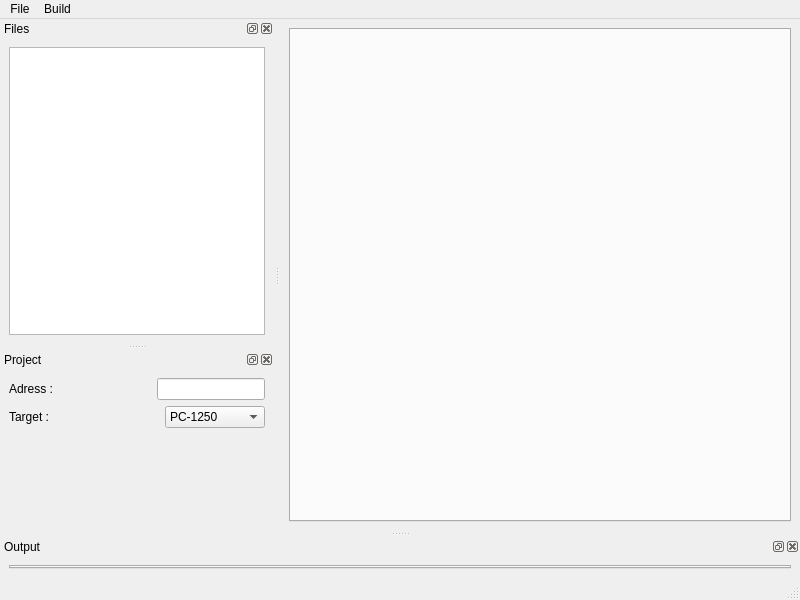
TheProjecter/pockemul, file ui/windowide.ui: the form before one commit.
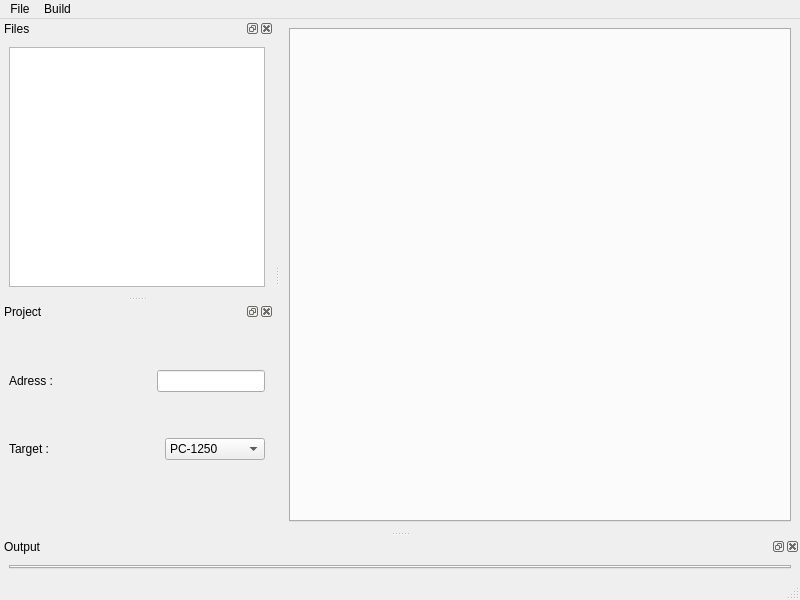
The form after the commit. Icons and pictures are not drawn.

Patch:
```diff
--- a/ui/windowide.ui
+++ b/ui/windowide.ui
@@ -129,6 +129,18 @@
    </widget>
   </widget>
   <widget class="QDockWidget" name="projectDockWidget">
+   <property name="sizePolicy">
+    <sizepolicy hsizetype="Preferred" vsizetype="Minimum">
+     <horstretch>0</horstretch>
+     <verstretch>0</verstretch>
+    </sizepolicy>
+   </property>
+   <property name="minimumSize">
+    <size>
+     <width>274</width>
+     <height>190</height>
+    </size>
+   </property>
    <property name="windowTitle">
     <string>Project</string>
    </property>
@@ -252,10 +264,13 @@
        <property name="orientation">
         <enum>Qt::Vertical</enum>
        </property>
+       <property name="sizeType">
+        <enum>QSizePolicy::Minimum</enum>
+       </property>
        <property name="sizeHint" stdset="0">
         <size>
          <width>20</width>
-         <height>40</height>
+         <height>20</height>
         </size>
        </property>
       </spacer>
```
Left out of the diff: 10 changed lines with no effect on the pictures.
